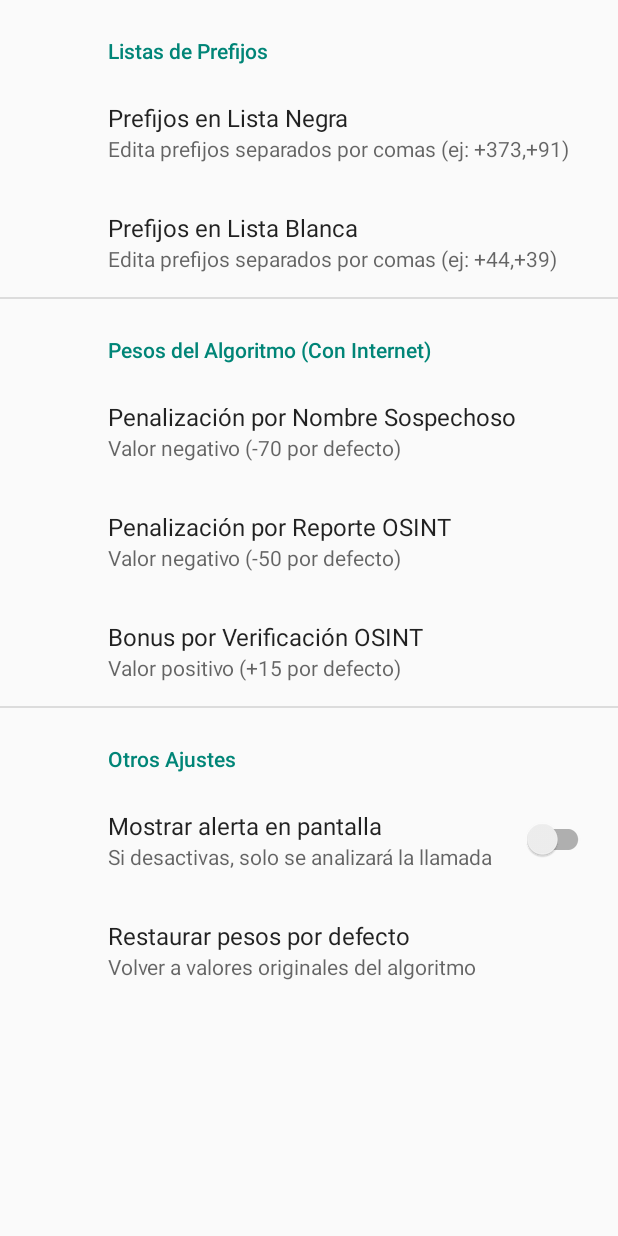
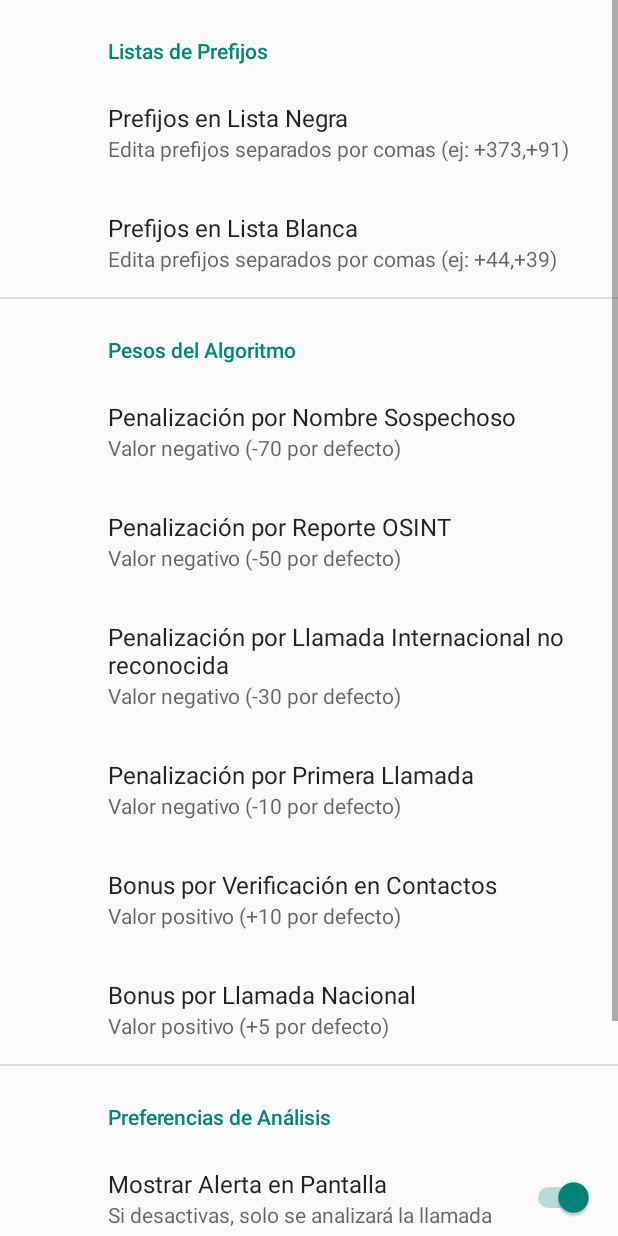
Before and after one commit to XabierCatalan/AplicacionAntiVishing, an Android app: the MainActivity screen opened directly, with no data from a screen before it, after a tap on "AJUSTES", on a phone screen of 412 x 824 dp. Run offline under Robolectric (Android 15) with nearby library versions, the phone set to English and light mode, and no system bars; our stand-ins replace androidx.preference.

Commit message:
callanalyzer funciona en su completitud, faltan los settings

```diff
--- a/app/src/main/java/com/example/aplicacionantivishing/manager/CallAnalyzer.kt
+++ b/app/src/main/java/com/example/aplicacionantivishing/manager/CallAnalyzer.kt
@@ -5,10 +5,82 @@ import android.preference.PreferenceManager
 import android.util.Log
 import com.example.aplicacionantivishing.network.OsintChecker
 import kotlinx.coroutines.runBlocking
+import java.io.BufferedReader
+import java.io.InputStreamReader
+import com.example.aplicacionantivishing.R
+import android.telephony.TelephonyManager
 
 object CallAnalyzer {
 
+    private var nationalPrefix: String? = null
+
+    fun loadSimPrefix(context: Context) {
+        if (nationalPrefix != null) return
+
+        val telephonyManager = context.getSystemService(Context.TELEPHONY_SERVICE) as TelephonyManager
+        val simCountryIso = telephonyManager.simCountryIso.uppercase()
+
+        try {
+            val inputStream = context.resources.openRawResource(R.raw.paises)
+            val reader = BufferedReader(InputStreamReader(inputStream))
+            reader.useLines { lines ->
+                lines.drop(1).forEach { line ->
+                    val parts = line.split(";")
+                    if (parts.size >= 4) {
+                        val countryIso = parts[1].trim().uppercase()
+                        if (countryIso == simCountryIso) {
+                            nationalPrefix = "+" + parts[3].trim()
+                            return@forEach
+                        }
+                    }
+                }
+            }
+        } catch (e: Exception) {
+            Log.e("CallUtils", "Error al cargar los prefijos: ${e.message}")
+        }
+    }
+
+    fun getNationalPrefix(): String? = nationalPrefix
+
+    fun clearSimPrefix() {
+        nationalPrefix = null
+        Log.d("CallUtils", "Prefijo nacional eliminado de memoria.")
+    }
+
+    fun cleanInternationalPrefix(context: Context, phoneNumber: String): String {
+        var cleanNumber = phoneNumber
+
+        try {
+            val inputStream = context.resources.openRawResource(R.raw.paises)
+            val reader = BufferedReader(InputStreamReader(inputStream))
+
+            reader.useLines { lines ->
+                lines.drop(1).forEach { line ->
+                    val parts = line.split(";")
+                    if (parts.size >= 4) {
+                        val prefix = "+" + parts[3].trim()
+
+                        // Si el número empieza por este prefijo, lo quitamos y paramos la búsqueda
+                        if (phoneNumber.startsWith(prefix)) {
+                            cleanNumber = phoneNumber.removePrefix(prefix)
+                            Log.d("CallAnalyzer", "Prefijo $prefix detectado y eliminado → Número limpio: $cleanNumber")
+                            return cleanNumber
+                        }
+                    }
+                }
+            }
+        } catch (e: Exception) {
+            Log.e("CallAnalyzer", "Error al cargar los prefijos: ${e.message}")
+        }
+
+        Log.d("CallAnalyzer", "No se detectó prefijo internacional en: $phoneNumber")
+        return cleanNumber
+    }
+
     fun analyzeNumber(context: Context, phoneNumber: String?, contactName: String?): String {
+
+
+        loadSimPrefix(context)
         if (phoneNumber.isNullOrEmpty()) {
             Log.d("CallAnalyzer", "Número oculto detectado → Confianza = 0%")
             return "dangerous"
@@ -19,6 +91,12 @@ object CallAnalyzer {
 
         val hasInternet = InternetManager.isInternetAvailable(context)
 
+        val penaltySuspiciousName = SettingsManager.getPenaltySuspiciousName(context, hasInternet)
+        val penaltyInternational = SettingsManager.getPenaltyInternationalCall(context, hasInternet)
+        val penaltyFirstCall = SettingsManager.getPenaltyFirstCall(context, hasInternet)
+        val bonusVerifiedContact = SettingsManager.getBonusVerifiedContact(context, hasInternet)
+        val bonusNationalCall = SettingsManager.getBonusNationalCall(context, hasInternet)
+
         if (isPrefixInBlacklist(context, phoneNumber)) {
             confidence -= 90
             Log.d("CallAnalyzer", "Prefijo en blacklist ➔ -90 ➔ Confianza ahora: $confidence%")
@@ -28,7 +106,7 @@ object CallAnalyzer {
             confidence -= penalty
             Log.d("CallAnalyzer", "Nombre sospechoso ➔ -$penalty ➔ Confianza ahora: $confidence%")
         }
-        if (hasInternet && isNumberReportedInOsint(phoneNumber)) {
+        if (hasInternet && isNumberReportedInOsint(context, phoneNumber)) {
             confidence -= 50
             Log.d("CallAnalyzer", "Número reportado en OSINT ➔ -50 ➔ Confianza ahora: $confidence%")
         }
@@ -57,10 +135,12 @@ object CallAnalyzer {
             Log.d("CallAnalyzer", "Primera vez que llama ➔ -$penalty ➔ Confianza ahora: $confidence%")
         }
 
-        if (isNationalPrefix(phoneNumber)) {
+        if (isNationalPrefix(context, phoneNumber)) {
             confidence += 5
             Log.d("CallAnalyzer", "Prefijo nacional ➔ +5 ➔ Confianza ahora: $confidence%")
         }
+
+        clearSimPrefix()
 
         if (confidence > 100) confidence = 100
         if (confidence < 0) confidence = 0
@@ -100,12 +180,18 @@ object CallAnalyzer {
         }
     }
 
-    private fun isNumberReportedInOsint(phoneNumber: String): Boolean {
+    private fun isNumberReportedInOsint(context: Context, phoneNumber: String): Boolean {
+
+        // Llamada al método que limpia el prefijo
+        val cleanNumber = cleanInternationalPrefix(context, phoneNumber)
+
+        Log.d("CallAnalyzer", "Número limpio para OSINT: $cleanNumber")
+
         return runBlocking {
-            if (OsintChecker.isReportedInTeledigo(phoneNumber)) {
+            if (OsintChecker.isReportedInTeledigo(cleanNumber)) {
                 Log.d("CallAnalyzer", "Número encontrado en Teledigo")
                 true
-            } else if (OsintChecker.isReportedInListaSpam(phoneNumber)) {
+            } else if (OsintChecker.isReportedInListaSpam(cleanNumber)) {
                 Log.d("CallAnalyzer", "Número encontrado en ListaSpam")
                 true
             } else {
@@ -142,9 +228,10 @@ object CallAnalyzer {
 
 
     private fun isInternationalCall(phoneNumber: String): Boolean {
-        val nationalPrefix = "+34" // Asumimos España de momento
-
-        return !phoneNumber.startsWith(nationalPrefix)
+        val prefix = getNationalPrefix()
+        return prefix?.let {
+            !phoneNumber.startsWith(it)
+        } ?: false
     }
 
     private fun isFirstTimeCalling(context: Context, phoneNumber: String): Boolean {
@@ -157,9 +244,11 @@ object CallAnalyzer {
     }
 
 
-    private fun isNationalPrefix(phoneNumber: String): Boolean {
-        val nationalPrefix = "+34"
+    private fun isNationalPrefix(context: Context, phoneNumber: String): Boolean {
+        val prefix = getNationalPrefix()
+        return prefix?.let {
+            phoneNumber.startsWith(it)
+        } ?: false
+    }
 
-        return phoneNumber.startsWith(nationalPrefix)
-    }
 }
--- a/app/src/main/java/com/example/aplicacionantivishing/manager/SettingsManager.kt
+++ b/app/src/main/java/com/example/aplicacionantivishing/manager/SettingsManager.kt
@@ -5,16 +5,84 @@ import android.preference.PreferenceManager
 
 object SettingsManager {
 
+    // Valores por defecto (Con Internet)
+    private const val DEFAULT_SUSPICIOUS_NAME = "-70"
+    private const val DEFAULT_INTERNATIONAL_CALL = "-30"
+    private const val DEFAULT_FIRST_CALL = "-10"
+    private const val DEFAULT_VERIFIED_CONTACT = "10"
+    private const val DEFAULT_NATIONAL_CALL = "5"
+    private const val DEFAULT_BLACKLIST_PENALTY = "-90"
+
+    // Valores por defecto (Sin Internet)
+    private const val DEFAULT_SUSPICIOUS_NAME_NO_INTERNET = "-80"
+    private const val DEFAULT_INTERNATIONAL_CALL_NO_INTERNET = "-40"
+    private const val DEFAULT_FIRST_CALL_NO_INTERNET = "-20"
+    private const val DEFAULT_VERIFIED_CONTACT_NO_INTERNET = "20"
+    private const val DEFAULT_NATIONAL_CALL_NO_INTERNET = "15"
+
+    // Restauración de valores por defecto
     fun resetDefaultWeights(context: Context) {
         val prefs = PreferenceManager.getDefaultSharedPreferences(context)
         val editor = prefs.edit()
 
-        // Restaurar valores por defecto de los pesos
-        editor.putString("weight_suspicious_name_internet", "-70")
-        editor.putString("weight_reported_internet", "-50")
-        editor.putString("weight_verified_internet", "15")
-        // Aquí añades todos los que quieras restaurar
+        // Con Internet
+        editor.putString("penalty_suspicious_name", DEFAULT_SUSPICIOUS_NAME)
+        editor.putString("penalty_international_call", DEFAULT_INTERNATIONAL_CALL)
+        editor.putString("penalty_first_call", DEFAULT_FIRST_CALL)
+        editor.putString("bonus_verified_contact", DEFAULT_VERIFIED_CONTACT)
+        editor.putString("bonus_national_call", DEFAULT_NATIONAL_CALL)
+
+        // Sin Internet
+        editor.putString("penalty_suspicious_name_no_internet", DEFAULT_SUSPICIOUS_NAME_NO_INTERNET)
+        editor.putString("penalty_international_call_no_internet", DEFAULT_INTERNATIONAL_CALL_NO_INTERNET)
+        editor.putString("penalty_first_call_no_internet", DEFAULT_FIRST_CALL_NO_INTERNET)
+        editor.putString("bonus_verified_contact_no_internet", DEFAULT_VERIFIED_CONTACT_NO_INTERNET)
+        editor.putString("bonus_national_call_no_internet", DEFAULT_NATIONAL_CALL_NO_INTERNET)
+
+        // Penalización por Blacklist
+        editor.putString("blacklist_penalty", DEFAULT_BLACKLIST_PENALTY)
 
         editor.apply()
     }
+
+    /**
+     * Obtiene los valores según la disponibilidad de Internet
+     */
+    fun getPenaltySuspiciousName(context: Context, hasInternet: Boolean): Int {
+        val prefs = PreferenceManager.getDefaultSharedPreferences(context)
+        val key = if (hasInternet) "penalty_suspicious_name" else "penalty_suspicious_name_no_internet"
+        return prefs.getString(key, if (hasInternet) DEFAULT_SUSPICIOUS_NAME else DEFAULT_SUSPICIOUS_NAME_NO_INTERNET)!!.toInt()
+    }
+
+    fun getPenaltyInternationalCall(context: Context, hasInternet: Boolean): Int {
+        val prefs = PreferenceManager.getDefaultSharedPreferences(context)
+        val key = if (hasInternet) "penalty_international_call" else "penalty_international_call_no_internet"
+        return prefs.getString(key, if (hasInternet) DEFAULT_INTERNATIONAL_CALL else DEFAULT_INTERNATIONAL_CALL_NO_INTERNET)!!.toInt()
+    }
+
+    fun getPenaltyFirstCall(context: Context, hasInternet: Boolean): Int {
+        val prefs = PreferenceManager.getDefaultSharedPreferences(context)
+        val key = if (hasInternet) "penalty_first_call" else "penalty_first_call_no_internet"
+        return prefs.getString(key, if (hasInternet) DEFAULT_FIRST_CALL else DEFAULT_FIRST_CALL_NO_INTERNET)!!.toInt()
+    }
+
+    fun getBonusVerifiedContact(context: Context, hasInternet: Boolean): Int {
+        val prefs = PreferenceManager.getDefaultSharedPreferences(context)
+        val key = if (hasInternet) "bonus_verified_contact" else "bonus_verified_contact_no_internet"
+        return prefs.getString(key, if (hasInternet) DEFAULT_VERIFIED_CONTACT else DEFAULT_VERIFIED_CONTACT_NO_INTERNET)!!.toInt()
+    }
+
+    fun getBonusNationalCall(context: Context, hasInternet: Boolean): Int {
+        val prefs = PreferenceManager.getDefaultSharedPreferences(context)
+        val key = if (hasInternet) "bonus_national_call" else "bonus_national_call_no_internet"
+        return prefs.getString(key, if (hasInternet) DEFAULT_NATIONAL_CALL else DEFAULT_NATIONAL_CALL_NO_INTERNET)!!.toInt()
+    }
+
+    /**
+     * 🔍 **Penalización para prefijos en Blacklist**
+     */
+    fun getBlacklistPenalty(context: Context): Int {
+        val prefs = PreferenceManager.getDefaultSharedPreferences(context)
+        return prefs.getString("blacklist_penalty", DEFAULT_BLACKLIST_PENALTY)!!.toInt()
+    }
 }
--- a/app/src/main/java/com/example/aplicacionantivishing/ui/MainActivity.kt
+++ b/app/src/main/java/com/example/aplicacionantivishing/ui/MainActivity.kt
@@ -50,7 +50,7 @@ class MainActivity : AppCompatActivity() {
     }
 
     private fun simulateReportedIncomingCall() {
-        val fakePhoneNumber: String = "919897641" // 📱 Aquí pon un número que sepamos que esté reportado en Teledigo o ListaSpam
+        val fakePhoneNumber: String = "+1646036429" // 📱 Aquí pon un número que sepamos que esté reportado en Teledigo o ListaSpam
         val fakeContactName: String? = null // 👤 No está en agenda
 
         // Analizamos como si fuese una llamada real
--- a/app/src/main/res/xml/preferences.xml
+++ b/app/src/main/res/xml/preferences.xml
@@ -1,7 +1,6 @@
 <PreferenceScreen xmlns:android="http://schemas.android.com/apk/res/android">
 
     <PreferenceCategory android:title="Listas de Prefijos">
-
         <EditTextPreference
             android:key="blacklist_prefixes"
             android:title="Prefijos en Lista Negra"
@@ -13,37 +12,55 @@
             android:summary="Edita prefijos separados por comas (ej: +44,+39)" />
     </PreferenceCategory>
 
-    <PreferenceCategory android:title="Pesos del Algoritmo (Con Internet)">
-
+    <PreferenceCategory android:title="Pesos del Algoritmo">
         <EditTextPreference
-            android:key="weight_suspicious_name_internet"
+            android:key="penalty_suspicious_name"
             android:title="Penalización por Nombre Sospechoso"
             android:summary="Valor negativo (-70 por defecto)" />
 
         <EditTextPreference
-            android:key="weight_reported_internet"
+            android:key="penalty_osint_report"
             android:title="Penalización por Reporte OSINT"
             android:summary="Valor negativo (-50 por defecto)" />
 
         <EditTextPreference
-            android:key="weight_verified_internet"
-            android:title="Bonus por Verificación OSINT"
-            android:summary="Valor positivo (+15 por defecto)" />
+            android:key="penalty_international_call"
+            android:title="Penalización por Llamada Internacional no reconocida"
+            android:summary="Valor negativo (-30 por defecto)" />
 
-        <!-- Más pesos aquí si quieres (internacional, contactos, etc) -->
+        <EditTextPreference
+            android:key="penalty_first_call"
+            android:title="Penalización por Primera Llamada"
+            android:summary="Valor negativo (-10 por defecto)" />
+
+        <EditTextPreference
+            android:key="bonus_verified_contact"
+            android:title="Bonus por Verificación en Contactos"
+            android:summary="Valor positivo (+10 por defecto)" />
+
+        <EditTextPreference
+            android:key="bonus_national_call"
+            android:title="Bonus por Llamada Nacional"
+            android:summary="Valor positivo (+5 por defecto)" />
     </PreferenceCategory>
 
-    <PreferenceCategory android:title="Otros Ajustes">
+    <PreferenceCategory android:title="Preferencias de Análisis">
+        <SwitchPreference
+            android:key="show_alert"
+            android:title="Mostrar Alerta en Pantalla"
+            android:summary="Si desactivas, solo se analizará la llamada"
+            android:defaultValue="true" />
 
-        <SwitchPreferenceCompat
-            android:key="show_alert"
-            android:title="Mostrar alerta en pantalla"
-            android:summary="Si desactivas, solo se analizará la llamada" />
+        <SwitchPreference
+            android:key="verify_with_internet"
+            android:title="Verificar solo con Internet"
+            android:summary="Si está activo, solo se verificará OSINT si hay conexión"
+            android:defaultValue="true" />
 
         <Preference
-            android:key="reset_weights"
-            android:title="Restaurar pesos por defecto"
-            android:summary="Volver a valores originales del algoritmo" />
+            android:key="reset_values"
+            android:title="Restablecer valores por defecto"
+            android:summary="Volver a los valores originales del algoritmo" />
     </PreferenceCategory>
 
 </PreferenceScreen>
```
Also changed, not shown: app/src/main/java/com/example/aplicacionantivishing/network/OsintChecker.kt (+37 -49 lines), app/src/main/java/com/example/aplicacionantivishing/receiver/CallReceiver.kt (+8 -1 lines), app/src/main/res/raw/paises.csv (added, +246 -0 lines).
